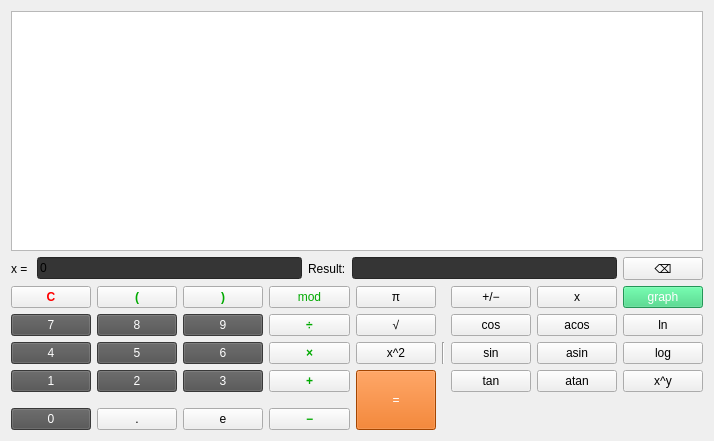
BulatRuslanovich/SmartCalc, file ui/MathView.ui: the form before one commit.
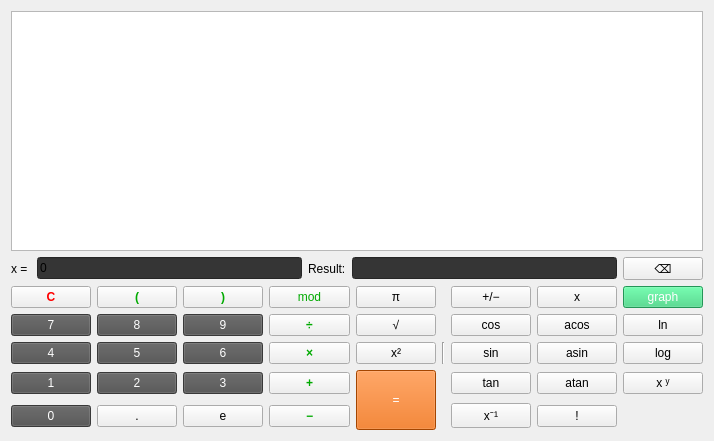
The form after the commit.

Commit message: add logic factorial and factorial button

Diff of the .ui file:
```diff
--- a/ui/MathView.ui
+++ b/ui/MathView.ui
@@ -119,13 +119,6 @@
        </property>
       </widget>
      </item>
-     <item row="1" column="4">
-      <widget class="QPushButton" name="piButton">
-       <property name="text">
-        <string>π</string>
-       </property>
-      </widget>
-     </item>
      <item row="1" column="3">
       <widget class="QPushButton" name="modButton">
        <property name="palette">
@@ -170,19 +163,6 @@
        </property>
       </widget>
      </item>
-     <item row="9" column="0">
-      <widget class="QPushButton" name="num0Button">
-       <property name="styleSheet">
-        <string notr="true">QPushButton {
-	background-color: rgb(80,80,80);
-	color: rgb(255, 255, 255);
-}</string>
-       </property>
-       <property name="text">
-        <string>0</string>
-       </property>
-      </widget>
-     </item>
      <item row="1" column="1">
       <widget class="QPushButton" name="lbracketButton">
        <property name="palette">
@@ -266,13 +246,6 @@
        </property>
       </widget>
      </item>
-     <item row="9" column="2">
-      <widget class="QPushButton" name="eButton">
-       <property name="text">
-        <string>e</string>
-       </property>
-      </widget>
-     </item>
      <item row="7" column="1">
       <widget class="QPushButton" name="num2Button">
        <property name="styleSheet">
@@ -286,13 +259,6 @@
        </property>
       </widget>
      </item>
-     <item row="5" column="4">
-      <widget class="QPushButton" name="pow2Button">
-       <property name="text">
-        <string>x^2</string>
-       </property>
-      </widget>
-     </item>
      <item row="7" column="3">
       <widget class="QPushButton" name="addButton">
        <property name="palette">
@@ -541,13 +507,6 @@
        </property>
       </widget>
      </item>
-     <item row="3" column="4">
-      <widget class="QPushButton" name="sqrtButton">
-       <property name="text">
-        <string>√</string>
-       </property>
-      </widget>
-     </item>
      <item row="3" column="1">
       <widget class="QPushButton" name="num8Button">
        <property name="styleSheet">
@@ -574,42 +533,6 @@
        </property>
       </widget>
      </item>
-     <item row="9" column="1">
-      <widget class="QPushButton" name="pointButton">
-       <property name="text">
-        <string>.</string>
-       </property>
-      </widget>
-     </item>
-     <item row="7" column="4" rowspan="3">
-      <widget class="QPushButton" name="calcButton">
-       <property name="sizePolicy">
-        <sizepolicy hsizetype="Minimum" vsizetype="Fixed">
-         <horstretch>0</horstretch>
-         <verstretch>0</verstretch>
-        </sizepolicy>
-       </property>
-       <property name="autoFillBackground">
-        <bool>false</bool>
-       </property>
-       <property name="styleSheet">
-        <string notr="true">QPushButton {
-	background-color: rgb(230,97,0);
-	color: rgb(255, 255, 255);
-	height: 52px;
-}</string>
-       </property>
-       <property name="text">
-        <string>=</string>
-       </property>
-       <property name="autoDefault">
-        <bool>false</bool>
-       </property>
-       <property name="default">
-        <bool>false</bool>
-       </property>
-      </widget>
-     </item>
      <item row="1" column="6">
       <widget class="QPushButton" name="unMinusButton">
        <property name="text">
@@ -666,56 +589,7 @@
      <item row="7" column="9">
       <widget class="QPushButton" name="powButton">
        <property name="text">
-        <string>x^y</string>
-       </property>
-      </widget>
-     </item>
-     <item row="9" column="3">
-      <widget class="QPushButton" name="subButton">
-       <property name="palette">
-        <palette>
-         <active>
-          <colorrole role="ButtonText">
-           <brush brushstyle="SolidPattern">
-            <color alpha="255">
-             <red>0</red>
-             <green>170</green>
-             <blue>0</blue>
-            </color>
-           </brush>
-          </colorrole>
-         </active>
-         <inactive>
-          <colorrole role="ButtonText">
-           <brush brushstyle="SolidPattern">
-            <color alpha="255">
-             <red>0</red>
-             <green>170</green>
-             <blue>0</blue>
-            </color>
-           </brush>
-          </colorrole>
-         </inactive>
-         <disabled>
-          <colorrole role="ButtonText">
-           <brush brushstyle="SolidPattern">
-            <color alpha="255">
-             <red>160</red>
-             <green>161</green>
-             <blue>162</blue>
-            </color>
-           </brush>
-          </colorrole>
-         </disabled>
-        </palette>
-       </property>
-       <property name="font">
-        <font>
-         <bold>true</bold>
-        </font>
-       </property>
-       <property name="text">
-        <string>−</string>
+        <string>x ʸ</string>
        </property>
       </widget>
      </item>
@@ -844,6 +718,146 @@
        </property>
       </widget>
      </item>
+     <item row="8" column="3">
+      <widget class="QPushButton" name="subButton">
+       <property name="palette">
+        <palette>
+         <active>
+          <colorrole role="ButtonText">
+           <brush brushstyle="SolidPattern">
+            <color alpha="255">
+             <red>0</red>
+             <green>170</green>
+             <blue>0</blue>
+            </color>
+           </brush>
+          </colorrole>
+         </active>
+         <inactive>
+          <colorrole role="ButtonText">
+           <brush brushstyle="SolidPattern">
+            <color alpha="255">
+             <red>0</red>
+             <green>170</green>
+             <blue>0</blue>
+            </color>
+           </brush>
+          </colorrole>
+         </inactive>
+         <disabled>
+          <colorrole role="ButtonText">
+           <brush brushstyle="SolidPattern">
+            <color alpha="255">
+             <red>160</red>
+             <green>161</green>
+             <blue>162</blue>
+            </color>
+           </brush>
+          </colorrole>
+         </disabled>
+        </palette>
+       </property>
+       <property name="font">
+        <font>
+         <bold>true</bold>
+        </font>
+       </property>
+       <property name="text">
+        <string>−</string>
+       </property>
+      </widget>
+     </item>
+     <item row="1" column="4">
+      <widget class="QPushButton" name="piButton">
+       <property name="text">
+        <string>π</string>
+       </property>
+      </widget>
+     </item>
+     <item row="3" column="4">
+      <widget class="QPushButton" name="sqrtButton">
+       <property name="text">
+        <string>√</string>
+       </property>
+      </widget>
+     </item>
+     <item row="5" column="4">
+      <widget class="QPushButton" name="pow2Button">
+       <property name="text">
+        <string>x²</string>
+       </property>
+      </widget>
+     </item>
+     <item row="8" column="2">
+      <widget class="QPushButton" name="eButton">
+       <property name="text">
+        <string>e</string>
+       </property>
+      </widget>
+     </item>
+     <item row="8" column="1">
+      <widget class="QPushButton" name="pointButton">
+       <property name="text">
+        <string>.</string>
+       </property>
+      </widget>
+     </item>
+     <item row="8" column="0">
+      <widget class="QPushButton" name="num0Button">
+       <property name="styleSheet">
+        <string notr="true">QPushButton {
+	background-color: rgb(80,80,80);
+	color: rgb(255, 255, 255);
+}</string>
+       </property>
+       <property name="text">
+        <string>0</string>
+       </property>
+      </widget>
+     </item>
+     <item row="7" column="4" rowspan="2">
+      <widget class="QPushButton" name="calcButton">
+       <property name="sizePolicy">
+        <sizepolicy hsizetype="Minimum" vsizetype="Fixed">
+         <horstretch>0</horstretch>
+         <verstretch>0</verstretch>
+        </sizepolicy>
+       </property>
+       <property name="autoFillBackground">
+        <bool>false</bool>
+       </property>
+       <property name="styleSheet">
+        <string notr="true">QPushButton {
+	background-color: rgb(230,97,0);
+	color: rgb(255, 255, 255);
+	height: 52px;
+}</string>
+       </property>
+       <property name="text">
+        <string>=</string>
+       </property>
+       <property name="autoDefault">
+        <bool>false</bool>
+       </property>
+       <property name="default">
+        <bool>false</bool>
+       </property>
+      </widget>
+     </item>
+     <item row="8" column="6">
+      <widget class="QPushButton" name="powMinusButton">
+       <property name="text">
+        <string>x⁻¹</string>
+       </property>
+      </widget>
+     </item>
+     <item row="8" column="7">
+      <widget class="QPushButton" name="factorialButton">
+       <property name="text">
+        <string>!</string>
+       </property>
+      </widget>
+     </item>
     </layout>
    </item>
   </layout>
```
The commit also changes 8 other files.
